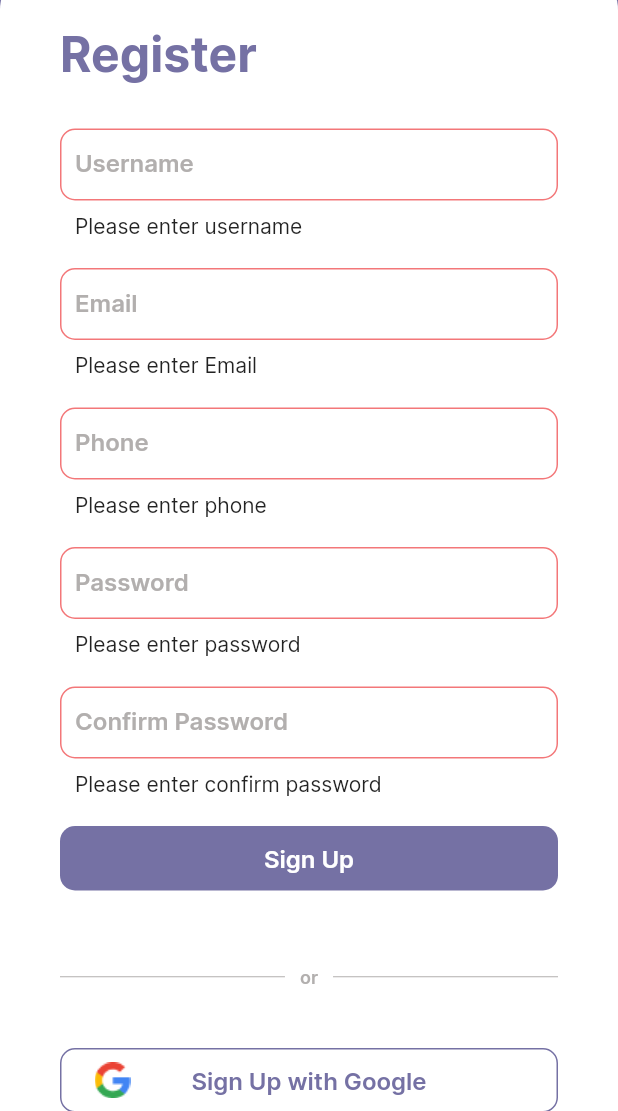
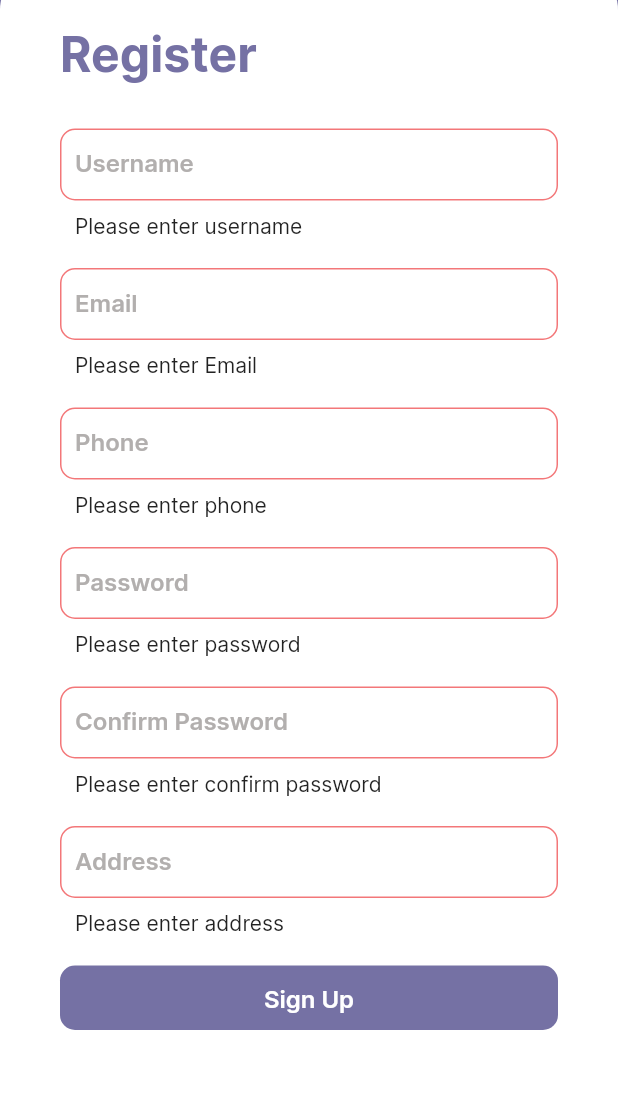
Before and after one commit to peerawitp/jengjaew_shop, a Flutter app: the RegisterScreen screen opened by its route, after a tap on "Sign Up", on a phone screen of 412 x 824 dp, the part 125-1236 px from its top. Run offline on Flutter 3.47's test engine with Material 2 defaults, Android fonts, the phone set to English and light mode, and no system bars; our stand-ins replace cloud_firestore, firebase_auth, firebase_core, flutter_svg, image_picker; accounts and stored records are empty.

Commit message:
🔑 Added Login, Register services & Added Snackbar util

```diff
--- a/lib/screens/profile_screen.dart
+++ b/lib/screens/profile_screen.dart
@@ -1,11 +1,13 @@
 import 'dart:developer';
 
 import 'package:firebase_auth/firebase_auth.dart';
+import 'package:jengjaew_shop/services/auth_service.dart';
 import 'package:jengjaew_shop/themes/color.dart';
 import 'package:jengjaew_shop/widgets/coin_menu_widget.dart';
 import 'package:jengjaew_shop/widgets/main_btn_widget.dart';
 import 'package:flutter/material.dart';
 import 'package:flutter_svg/flutter_svg.dart';
+import 'package:provider/provider.dart';
 
 class ProfileScreen extends StatefulWidget {
   ProfileScreen({Key? key}) : super(key: key);
@@ -233,8 +235,9 @@
   }
 
   Future<void> logoutHandle({required BuildContext context}) async {
+    final authService = Provider.of<AuthService>(context, listen: false);
     try {
-      await FirebaseAuth.instance.signOut();
+      await authService.signOut();
       Navigator.of(context).pushNamedAndRemoveUntil('/login', (route) => false);
     } on FirebaseAuthException catch (e) {
       log(e.message!);
--- a/lib/screens/register_screen.dart
+++ b/lib/screens/register_screen.dart
@@ -1,9 +1,15 @@
+import 'dart:developer';
+
+import 'package:firebase_auth/firebase_auth.dart' as auth;
+import 'package:jengjaew_shop/services/auth_service.dart';
 import 'package:jengjaew_shop/themes/color.dart';
+import 'package:jengjaew_shop/utils/showSnackbar.dart';
 import 'package:jengjaew_shop/widgets/input_decoration.dart';
 import 'package:jengjaew_shop/widgets/main_btn_widget.dart';
 import 'package:flutter/material.dart';
 import 'package:flutter/services.dart';
 import 'package:flutter_svg/flutter_svg.dart';
+import 'package:provider/provider.dart';
 
 class RegisterScreen extends StatefulWidget {
   RegisterScreen({Key? key}) : super(key: key);
@@ -14,7 +20,7 @@
 
 class _RegisterScreenState extends State<RegisterScreen> {
   final formKey = GlobalKey<FormState>();
-  String? username, email, phone, password, confirmPassword;
+  String? username, email, phone, password, confirmPassword, address;
 
   @override
   Widget build(BuildContext context) {
@@ -61,6 +67,7 @@
                   CreatePhone(),
                   CreatePassword(),
                   CreateConfirmPassword(),
+                  CreateAddress()
                 ],
               ),
             ),
@@ -68,11 +75,7 @@
                 padding: const EdgeInsets.only(top: 10, bottom: 20),
                 child: InkWell(
                     onTap: () {
-                      if (formKey.currentState!.validate()) {
-                        formKey.currentState!.save();
-                        Navigator.of(context)
-                            .pushNamedAndRemoveUntil('/home', (route) => false);
-                      }
+                      registerHandle(context: context);
                     },
                     child: MainBtnWidget(
                         colorBtn: kColorsPurple,
@@ -229,4 +232,56 @@
           },
         ));
   }
+
+  Widget CreateAddress() {
+    return Padding(
+        padding: const EdgeInsets.symmetric(vertical: 10, horizontal: 40),
+        child: TextFormField(
+          keyboardType: TextInputType.text,
+          autofocus: false,
+          style: TextStyle(
+              fontSize: 16.0,
+              fontWeight: FontWeight.w600,
+              color: kColorsPurple),
+          decoration: InputDecorationWidget(context, 'Address'),
+          validator: (value) {
+            if (value!.isEmpty) {
+              return "Please enter address";
+            }
+            return null;
+          },
+          onChanged: (value) {
+            address = value;
+          },
+        ));
+  }
+
+  Future<void> registerHandle({required BuildContext context}) async {
+    final authService = Provider.of<AuthService>(context, listen: false);
+
+    if (formKey.currentState!.validate()) {
+      formKey.currentState!.save();
+      showDialog(
+          context: context,
+          builder: ((context) => Center(
+                child: CircularProgressIndicator(
+                  strokeWidth: 4,
+                ),
+              )));
+      try {
+        await authService.createUser(
+            email: email,
+            username: username,
+            password: password,
+            phone: phone,
+            address: address);
+        Navigator.of(context)
+            .pushNamedAndRemoveUntil('/home', (route) => false);
+      } on auth.FirebaseAuthException catch (e) {
+        log(e.message!);
+        showSnackBar(e.message);
+        Navigator.pop(context);
+      }
+    }
+  }
 }
--- a/pubspec.yaml
+++ b/pubspec.yaml
@@ -41,6 +41,7 @@
   firebase_auth: ^4.1.1
   firebase_storage: ^11.0.4
   cloud_firestore: ^4.0.4
+  provider: ^6.0.4
 
 dev_dependencies:
   flutter_test:
```
Also changed, not shown: lib/main.dart (+18 -5 lines), lib/screens/login_screen.dart (+6 -2 lines), lib/utils/showSnackbar.dart (added, +13 -0 lines), pubspec.lock.
